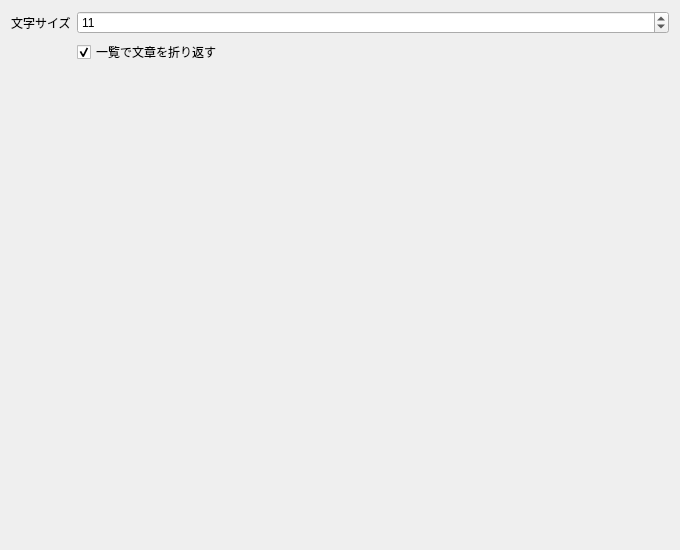
Before: the Qt Designer form ui/dialogs/settings/DisplayPage.ui in Ikumyon/AutoLingua2, drawn with Qt 5.
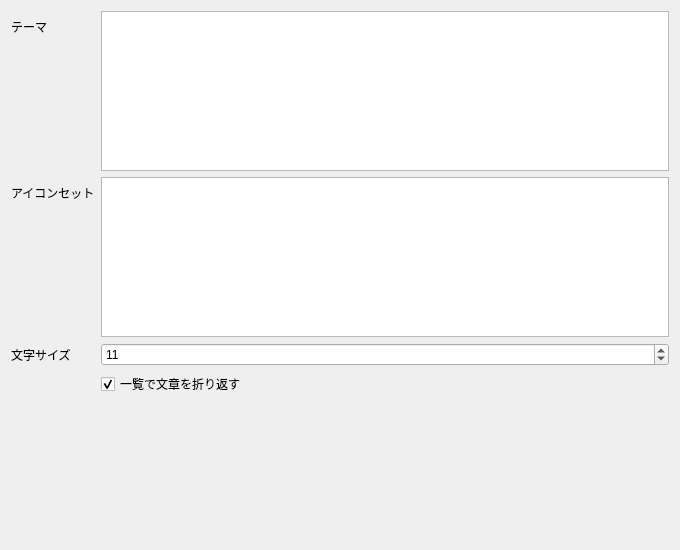
After: the same form once the commit is applied.

Commit message: feat(ui): 設定ダイアログのページ分割・AIチャットドックおよびプラグイン周りのUI改修

What changed in the file:
```diff
--- a/ui/dialogs/settings/DisplayPage.ui
+++ b/ui/dialogs/settings/DisplayPage.ui
@@ -12,13 +12,49 @@
   </property>
   <layout class="QFormLayout" name="formDisplay">
    <item row="0" column="0">
+    <widget class="QLabel" name="labelTheme">
+     <property name="text"><string>テーマ</string></property>
+    </widget>
+   </item>
+   <item row="0" column="1">
+    <widget class="QListWidget" name="listThemes">
+     <property name="sizePolicy"><sizepolicy hsizetype="Expanding" vsizetype="Preferred"><horstretch>0</horstretch><verstretch>0</verstretch></sizepolicy></property>
+     <property name="minimumSize"><size><width>0</width><height>140</height></size></property>
+     <property name="maximumSize"><size><width>16777215</width><height>160</height></size></property>
+     <property name="movement"><enum>QListView::Movement::Static</enum></property>
+     <property name="flow"><enum>QListView::Flow::LeftToRight</enum></property>
+     <property name="viewMode"><enum>QListView::ViewMode::IconMode</enum></property>
+     <property name="iconSize"><size><width>120</width><height>75</height></size></property>
+     <property name="spacing"><number>10</number></property>
+     <property name="selectionMode"><enum>QAbstractItemView::SelectionMode::SingleSelection</enum></property>
+    </widget>
+   </item>
+   <item row="1" column="0">
+    <widget class="QLabel" name="labelIconTheme">
+     <property name="text"><string>アイコンセット</string></property>
+    </widget>
+   </item>
+   <item row="1" column="1">
+    <widget class="QListWidget" name="listIconThemes">
+     <property name="sizePolicy"><sizepolicy hsizetype="Expanding" vsizetype="Preferred"><horstretch>0</horstretch><verstretch>0</verstretch></sizepolicy></property>
+     <property name="minimumSize"><size><width>0</width><height>140</height></size></property>
+     <property name="maximumSize"><size><width>16777215</width><height>160</height></size></property>
+     <property name="movement"><enum>QListView::Movement::Static</enum></property>
+     <property name="flow"><enum>QListView::Flow::LeftToRight</enum></property>
+     <property name="viewMode"><enum>QListView::ViewMode::IconMode</enum></property>
+     <property name="iconSize"><size><width>120</width><height>75</height></size></property>
+     <property name="spacing"><number>10</number></property>
+     <property name="selectionMode"><enum>QAbstractItemView::SelectionMode::SingleSelection</enum></property>
+    </widget>
+   </item>
+   <item row="2" column="0">
     <widget class="QLabel" name="labelFontSize">
      <property name="text">
       <string>文字サイズ</string>
      </property>
     </widget>
    </item>
-   <item row="0" column="1">
+   <item row="2" column="1">
     <widget class="QSpinBox" name="spinFontSize">
      <property name="minimum">
       <number>8</number>
@@ -31,7 +67,7 @@
      </property>
     </widget>
    </item>
-   <item row="1" column="1">
+   <item row="3" column="1">
     <widget class="QCheckBox" name="checkWrapTable">
      <property name="text">
       <string>一覧で文章を折り返す</string>
```
The commit also changes 24 other files.
